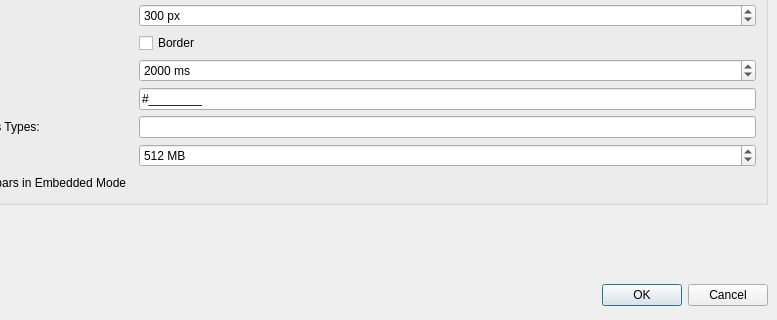
The window that configdialog.ui (texstudio-org/texstudio) describes before a commit, drawn with Qt 5; both pictures show x 339 to 1116 and y 354 to 674 of the 1116 by 674 pixel window.
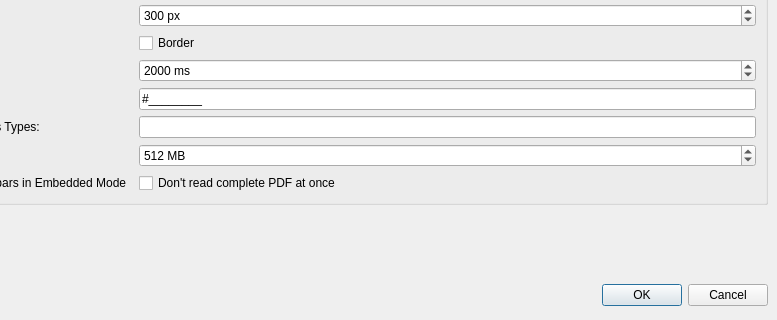
The same window after the commit. The open tabs and pages were chosen to show the change. Icons and pictures are not drawn.

Commit message: reduce memory footprint of pdf viewer, allow option to use poppler load for further memory reduction

```diff
--- a/configdialog.ui
+++ b/configdialog.ui
@@ -3443,6 +3443,19 @@
             </property>
            </widget>
           </item>
+          <item row="10" column="1">
+           <widget class="QCheckBox" name="checkBoxUsePopplerLoad">
+            <property name="toolTip">
+             <string>&lt;html&gt;&lt;head/&gt;&lt;body&gt;&lt;p&gt;Check this option, if you want to use Poppler for loading PDFs, in order to reduce memory consumption.&lt;/p&gt;&lt;p&gt;This disables some checks which prevent it from loading incomplete PDFs. Older versions of poppler showed stability issues ! &lt;/p&gt;&lt;p&gt;&lt;span style=&quot; font-weight:600;&quot;&gt;You have been warned !&lt;/span&gt;&lt;/p&gt;&lt;/body&gt;&lt;/html&gt;</string>
+            </property>
+            <property name="text">
+             <string>Don't read complete PDF at once</string>
+            </property>
+            <property name="advancedOption" stdset="0">
+             <bool>true</bool>
+            </property>
+           </widget>
+          </item>
          </layout>
         </widget>
        </item>
```
Left out of the diff: 16 changed lines with no effect on the pictures. The commit also changes 5 other files.
